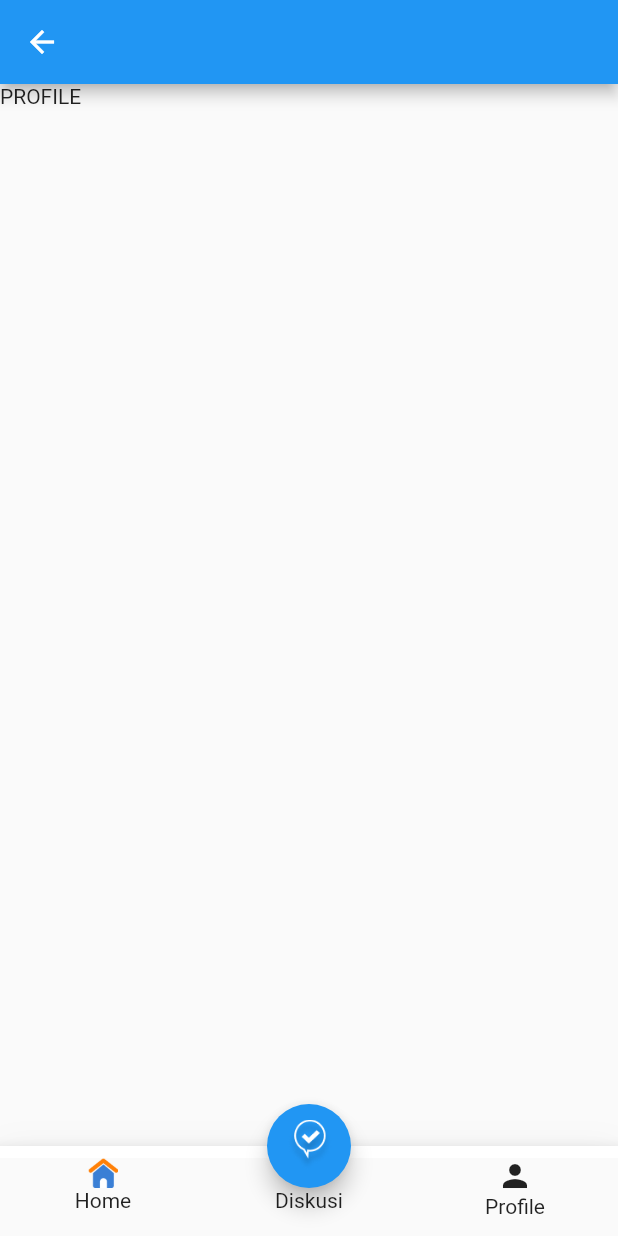
After one commit to hamamulwidya/edspert-latsol, a Flutter app: the MainPage screen opened by its route, after a tap on "Profile", on a phone screen of 412 x 824 dp. The commit adds this screen. Run offline on Flutter 3.47's test engine with Material 2 defaults, Android fonts, the phone set to English and light mode, and no system bars.

Commit message:
bottom navigation main page

```diff
--- a/lib/constants/R/assets.dart
+++ b/lib/constants/R/assets.dart
@@ -3,4 +3,7 @@ class Assets {
   String imgLogin = "assets/auth/img_login.png";
   String icGoogle = "assets/auth/ic_google.png";
   String icAple = "assets/auth/ic_apple.png";
+  String icHome = "assets/ic_home.png";
+  String icDiscuss = "assets/ic_discuss.png";
+  // String imgProfile = "assets/ic_home.png";
 }
--- /dev/null
+++ b/lib/view/main/discussion/chat_page.dart
@@ -0,0 +1,20 @@
+import 'package:flutter/material.dart';
+
+class ChatPage extends StatefulWidget {
+  const ChatPage({Key? key}) : super(key: key);
+
+  @override
+  State<ChatPage> createState() => _ChatPageState();
+}
+
+class _ChatPageState extends State<ChatPage> {
+  @override
+  Widget build(BuildContext context) {
+    return Scaffold(
+      appBar: AppBar(),
+      body: Column(
+        children: [Text("CHAT")],
+      ),
+    );
+  }
+}
--- /dev/null
+++ b/lib/view/main/latihan_soal/home_page.dart
@@ -0,0 +1,21 @@
+import 'package:flutter/material.dart';
+
+class HomePage extends StatefulWidget {
+  const HomePage({ Key? key }) : super(key: key);
+
+  @override
+  State<HomePage> createState() => _HomePageState();
+}
+
+class _HomePageState extends State<HomePage> {
+  @override
+  Widget build(BuildContext context) {
+    return Scaffold(
+      appBar: AppBar(),
+      body: Column(
+        children: [Text("HOME")],
+      ),
+
+    );
+  }
+}
--- /dev/null
+++ b/lib/view/main/profile/profile_page.dart
@@ -0,0 +1,20 @@
+import 'package:flutter/material.dart';
+
+class ProfilePage extends StatefulWidget {
+  const ProfilePage({Key? key}) : super(key: key);
+
+  @override
+  State<ProfilePage> createState() => _ProfilePageState();
+}
+
+class _ProfilePageState extends State<ProfilePage> {
+  @override
+  Widget build(BuildContext context) {
+    return Scaffold(
+      appBar: AppBar(),
+      body: Column(
+        children: [Text("PROFILE")],
+      ),
+    );
+  }
+}
--- a/lib/view/main_page.dart
+++ b/lib/view/main_page.dart
@@ -1,4 +1,8 @@
 import 'package:flutter/material.dart';
+import 'package:git_project/constants/r.dart';
+import 'package:git_project/view/main/discussion/chat_page.dart';
+import 'package:git_project/view/main/latihan_soal/home_page.dart';
+import 'package:git_project/view/main/profile/profile_page.dart';
 
 class MainPage extends StatefulWidget {
   const MainPage({Key? key}) : super(key: key);
@@ -9,10 +13,121 @@ class MainPage extends StatefulWidget {
 }
 
 class _MainPageState extends State<MainPage> {
+  final _pc = PageController();
+  int index = 0;
+
   @override
   Widget build(BuildContext context) {
     return Scaffold(
-      bottomNavigationBar: Container(),
+      floatingActionButton: FloatingActionButton(
+        child: Image.asset(
+          R.assets.icDiscuss,
+          width: 30,
+        ),
+        onPressed: () {
+          Navigator.of(context)
+              .push(MaterialPageRoute(builder: (context) => ChatPage()));
+        },
+      ),
+      floatingActionButtonLocation: FloatingActionButtonLocation.centerDocked,
+      bottomNavigationBar: _buildBottomNavigation(),
+      body: PageView(
+        controller: _pc,
+        physics: NeverScrollableScrollPhysics(),
+        children: [
+          HomePage(), //0
+          // ChatPage(),
+          ProfilePage(), //1
+        ],
+      ),
+    );
+  }
+
+  Container _buildBottomNavigation() {
+    return Container(
+      decoration: BoxDecoration(boxShadow: [
+        BoxShadow(
+            offset: Offset(0, 4),
+            blurRadius: 20,
+            color: Colors.black.withOpacity(0.06))
+      ]),
+      child: BottomAppBar(
+          color: Colors.white,
+          child: Container(
+            height: 60,
+            child: Row(children: [
+              Expanded(
+                child: Padding(
+                  padding: const EdgeInsets.only(top: 8.0),
+                  child: Material(
+                    child: InkWell(
+                      onTap: () {
+                        index = 0;
+                        _pc.animateToPage(index,
+                            duration: Duration(milliseconds: 500),
+                            curve: Curves.bounceInOut);
+                      },
+                      child: Column(
+                        children: [
+                          Image.asset(
+                            R.assets.icHome,
+                            height: 20,
+                          ),
+                          Text("Home"),
+                        ],
+                      ),
+                    ),
+                  ),
+                ),
+              ),
+              Expanded(
+                child: Padding(
+                  padding: const EdgeInsets.only(top: 8.0),
+                  child: Material(
+                    child: InkWell(
+                      child: Column(
+                        children: [
+                          Opacity(
+                            opacity: 0,
+                            child: Image.asset(
+                              R.assets.icHome,
+                              height: 20,
+                            ),
+                          ),
+                          Text("Diskusi"),
+                        ],
+                      ),
+                    ),
+                  ),
+                ),
+              ),
+              Expanded(
+                child: Padding(
+                  padding: const EdgeInsets.only(top: 8.0),
+                  child: Material(
+                    child: InkWell(
+                      onTap: () {
+                        print("profile");
+                        index = 1;
+                        _pc.animateToPage(
+                          index,
+                          duration: Duration(milliseconds: 500),
+                          curve: Curves.easeInOut,
+                        );
+                        setState(() {});
+                      },
+                      child: Column(
+                        children: [
+                          Icon(Icons.person),
+                          Text("Profile"),
+                        ],
+                      ),
+                    ),
+                  ),
+                ),
+              ),
+            ]),
+          )),
     );
   }
 }
--- a/lib/view/register_page.dart
+++ b/lib/view/register_page.dart
@@ -16,6 +16,8 @@ class _RegisterPageState extends State<RegisterPage> {
   String gender = "Laki-laki";
   List<String> classSlta = ["10", "11", "12"];
   String selectedClass = "10";
+
+  final emailController = TextEditingController();
 
   onTapGender(Gender genderInput) {
     if (genderInput == Gender.lakiLaki) {
@@ -45,7 +47,8 @@ class _RegisterPageState extends State<RegisterPage> {
           padding: const EdgeInsets.only(bottom: 20.0),
           child: ButtonLogin(
             onTap: () {
-              Navigator.of(context).pushNamed(MainPage.route);
+              print(emailController.text);
+              Navigator.of(context).pushNamedAndRemoveUntil(MainPage.route, (context)=>false);
             },
             backgroundColor: R.colors.primary,
             borderColor: R.colors.primary,
@@ -67,6 +70,7 @@ class _RegisterPageState extends State<RegisterPage> {
             crossAxisAlignment: CrossAxisAlignment.start,
             children: [
               RegisterTextField(
+                controller: emailController,
                 hintText: 'Email Anda',
                 title: "Email",
               ),
@@ -200,9 +204,11 @@ class RegisterTextField extends StatelessWidget {
     Key? key,
     required this.title,
     required this.hintText,
+    this.controller,
   }) : super(key: key);
   final String title;
   final String hintText;
+  final TextEditingController? controller;
 
   @override
   Widget build(BuildContext context) {
@@ -225,6 +231,7 @@ class RegisterTextField extends StatelessWidget {
             border: Border.all(color: R.colors.greyBorder),
           ),
           child: TextField(
+            controller: controller,
             decoration: InputDecoration(
                 border: InputBorder.none,
                 hintText: hintText,
```
